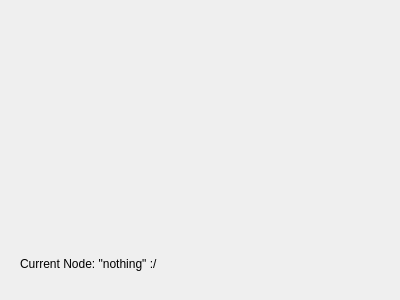
Before: the Qt Designer form src/transferfunctionwidget.ui in andesyv/megatron3000, drawn with Qt 5.
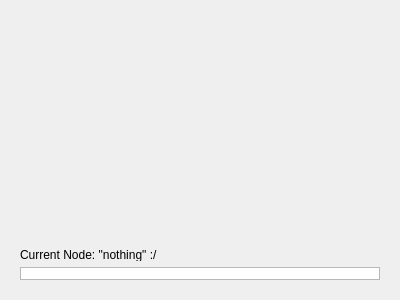
After: the same form once the commit is applied.

Commit message: Setup node property widget

What changed in the file:
```diff
--- a/src/transferfunctionwidget.ui
+++ b/src/transferfunctionwidget.ui
@@ -58,6 +58,28 @@
         </property>
        </widget>
       </item>
+      <item>
+       <widget class="QGraphicsView" name="graphicsView">
+        <property name="backgroundBrush">
+         <brush brushstyle="SolidPattern">
+          <color alpha="255">
+           <red>123</red>
+           <green>32</green>
+           <blue>144</blue>
+          </color>
+         </brush>
+        </property>
+        <property name="foregroundBrush">
+         <brush brushstyle="NoBrush">
+          <color alpha="255">
+           <red>123</red>
+           <green>255</green>
+           <blue>100</blue>
+          </color>
+         </brush>
+        </property>
+       </widget>
+      </item>
      </layout>
     </widget>
    </item>
```
The commit also changes 7 other files.
